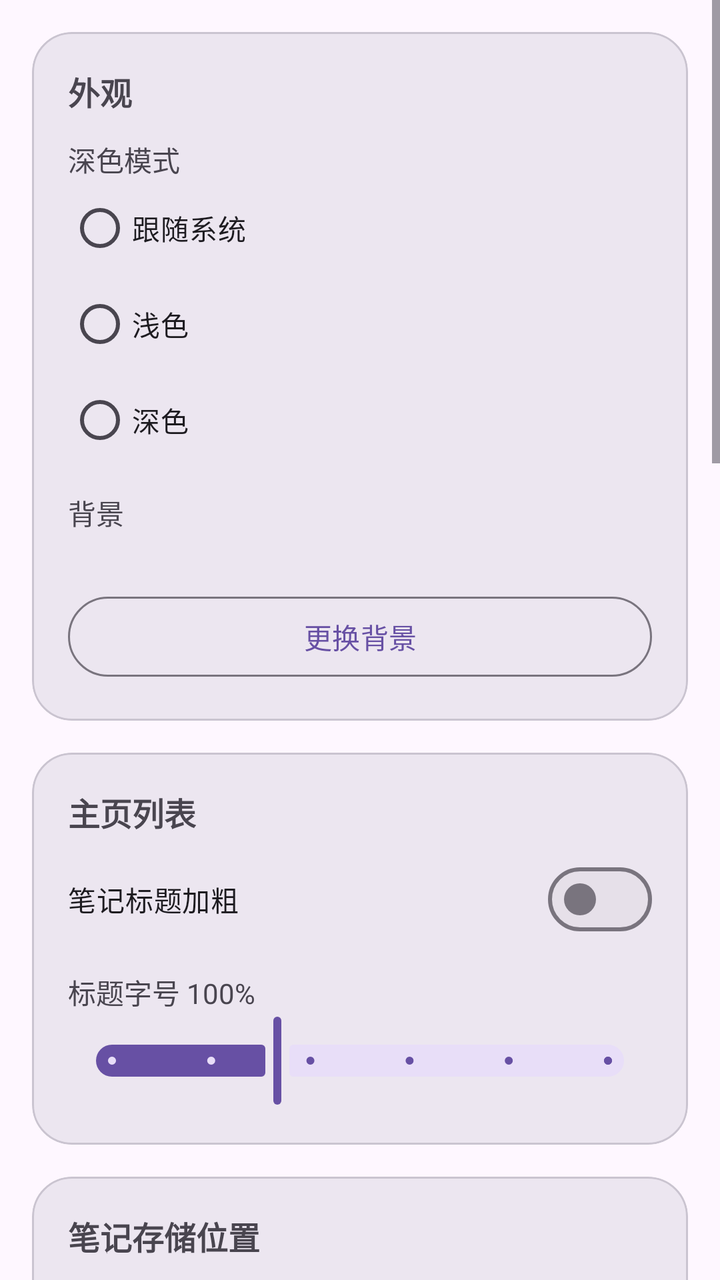
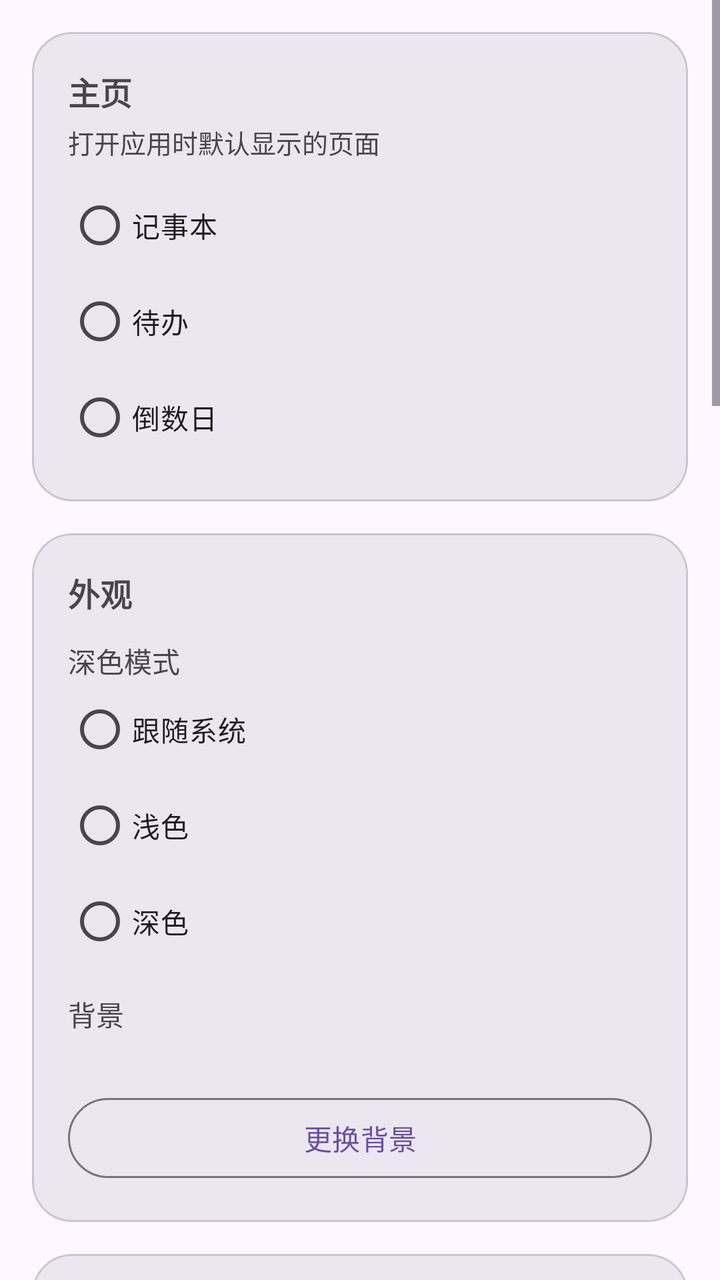

Screens rendered from an Android XML layout before and after an edit, with the pre-edit source and the edit as a unified diff.
<!-- AndroidManifest.xml: application theme Theme.Notebook -->
<!-- res/layout/fragment_settings.xml -->
<?xml version="1.0" encoding="utf-8"?>
<LinearLayout xmlns:android="http://schemas.android.com/apk/res/android"
    xmlns:app="http://schemas.android.com/apk/res-auto"
    android:layout_width="match_parent"
    android:layout_height="match_parent"
    android:orientation="vertical">
    <ScrollView
        android:layout_width="match_parent"
        android:layout_height="match_parent"
        android:fillViewport="true">
        <LinearLayout
            android:layout_width="match_parent"
            android:layout_height="wrap_content"
            android:orientation="vertical"
            android:padding="16dp">
            <com.google.android.material.card.MaterialCardView
                android:layout_width="match_parent"
                android:layout_height="wrap_content"
                app:cardCornerRadius="20dp"
                app:cardElevation="0dp"
                app:cardBackgroundColor="?attr/colorSurfaceContainerHigh">
                <LinearLayout
                    android:layout_width="match_parent"
                    android:layout_height="wrap_content"
                    android:orientation="vertical"
                    android:padding="18dp">
                    <TextView
                        android:layout_width="wrap_content"
                        android:layout_height="wrap_content"
                        android:text="@string/appearance"
                        android:textSize="16sp"
                        android:textStyle="bold" />
                    <TextView
                        android:layout_width="wrap_content"
                        android:layout_height="wrap_content"
                        android:layout_marginTop="12dp"
                        android:text="@string/theme"
                        android:textSize="14sp" />
                    <RadioGroup
                        android:id="@+id/rg_theme"
                        android:layout_width="match_parent"
                        android:layout_height="wrap_content"
                        android:orientation="vertical">
                        <com.google.android.material.radiobutton.MaterialRadioButton
                            android:id="@+id/radio_follow"
                            android:layout_width="match_parent"
                            android:layout_height="wrap_content"
                            android:text="跟随系统" />
                        <com.google.android.material.radiobutton.MaterialRadioButton
                            android:id="@+id/radio_light"
                            android:layout_width="match_parent"
                            android:layout_height="wrap_content"
                            android:text="浅色" />
                        <com.google.android.material.radiobutton.MaterialRadioButton
                            android:id="@+id/radio_dark"
                            android:layout_width="match_parent"
                            android:layout_height="wrap_content"
                            android:text="深色" />
                    </RadioGroup>
                    <TextView
                        android:layout_width="wrap_content"
                        android:layout_height="wrap_content"
                        android:layout_marginTop="12dp"
                        android:text="@string/background"
                        android:textSize="14sp" />
                    <TextView
                        android:id="@+id/tv_bg_name"
                        android:layout_width="match_parent"
                        android:layout_height="wrap_content"
                        android:textSize="13sp" />
                    <com.google.android.material.button.MaterialButton
                        android:id="@+id/btn_background"
                        style="@style/Widget.Material3.Button.OutlinedButton"
                        android:layout_width="match_parent"
                        android:layout_height="wrap_content"
                        android:layout_marginTop="10dp"
                        android:text="@string/pick_background" />
                </LinearLayout>
            </com.google.android.material.card.MaterialCardView>
            <com.google.android.material.card.MaterialCardView
                android:layout_width="match_parent"
                android:layout_height="wrap_content"
                android:layout_marginTop="16dp"
                app:cardCornerRadius="20dp"
                app:cardElevation="0dp"
                app:cardBackgroundColor="?attr/colorSurfaceContainerHigh">
                <LinearLayout
                    android:layout_width="match_parent"
                    android:layout_height="wrap_content"
                    android:orientation="vertical"
                    android:padding="18dp">
                    <TextView
                        android:layout_width="wrap_content"
                        android:layout_height="wrap_content"
                        android:text="主页列表"
                        android:textSize="16sp"
                        android:textStyle="bold" />
                    <com.google.android.material.materialswitch.MaterialSwitch
                        android:id="@+id/sw_title_bold"
                        android:layout_width="match_parent"
                        android:layout_height="wrap_content"
                        android:layout_marginTop="8dp"
                        android:text="笔记标题加粗" />
                    <TextView
                        android:id="@+id/tv_scale_value"
                        android:layout_width="wrap_content"
                        android:layout_height="wrap_content"
                        android:layout_marginTop="12dp"
                        android:text="标题字号 100%"
                        android:textSize="14sp" />
                    <com.google.android.material.slider.Slider
                        android:id="@+id/slider_scale"
                        android:layout_width="match_parent"
                        android:layout_height="wrap_content"
                        android:stepSize="0.1"
                        android:value="1.0"
                        android:valueFrom="0.8"
                        android:valueTo="1.4" />
                </LinearLayout>
            </com.google.android.material.card.MaterialCardView>
            <com.google.android.material.card.MaterialCardView
                android:layout_width="match_parent"
                android:layout_height="wrap_content"
                android:layout_marginTop="16dp"
                app:cardCornerRadius="20dp"
                app:cardElevation="0dp"
                app:cardBackgroundColor="?attr/colorSurfaceContainerHigh">
                <LinearLayout
                    android:layout_width="match_parent"
                    android:layout_height="wrap_content"
                    android:orientation="vertical"
                    android:padding="18dp">
                    <TextView
                        android:layout_width="wrap_content"
                        android:layout_height="wrap_content"
                        android:text="笔记存储位置"
                        android:textSize="16sp"
                        android:textStyle="bold" />
                    <TextView
                        android:layout_width="match_parent"
                        android:layout_height="wrap_content"
                        android:layout_marginTop="8dp"
                        android:text="当前位置"
                        android:textSize="13sp" />
                    <TextView
                        android:id="@+id/tv_location"
                        android:layout_width="match_parent"
                        android:layout_height="wrap_content"
                        android:text="应用内部存储"
                        android:textSize="14sp" />
                    <com.google.android.material.button.MaterialButton
                        android:id="@+id/btn_pick_folder"
                        android:layout_width="match_parent"
                        android:layout_height="wrap_content"
                        android:layout_marginTop="14dp"
                        android:text="选择文件夹" />
                    <com.google.android.material.button.MaterialButton
                        android:id="@+id/btn_reset_folder"
                        style="@style/Widget.Material3.Button.OutlinedButton"
                        android:layout_width="match_parent"
                        android:layout_height="wrap_content"
                        android:layout_marginTop="8dp"
                        android:text="恢复为应用内部存储" />
                </LinearLayout>
            </com.google.android.material.card.MaterialCardView>
            <com.google.android.material.card.MaterialCardView
                android:layout_width="match_parent"
                android:layout_height="wrap_content"
                android:layout_marginTop="16dp"
                app:cardCornerRadius="20dp"
                app:cardElevation="0dp"
                app:cardBackgroundColor="?attr/colorSurfaceContainerHigh">
                <LinearLayout
                    android:layout_width="match_parent"
                    android:layout_height="wrap_content"
                    android:orientation="vertical"
                    android:padding="18dp">
                    <TextView
                        android:layout_width="wrap_content"
                        android:layout_height="wrap_content"
                        android:text="隐私笔记"
                        android:textSize="16sp"
                        android:textStyle="bold" />
                    <TextView
                        android:id="@+id/tv_privacy_state"
                        android:layout_width="match_parent"
                        android:layout_height="wrap_content"
                        android:layout_marginTop="8dp"
                        android:text="当前方式：未设置"
                        android:textSize="14sp" />
                    <TextView
                        android:layout_width="match_parent"
                        android:layout_height="wrap_content"
                        android:layout_marginTop="4dp"
                        android:text="在主页下拉可进入隐私笔记；重置密码需先验证旧密码或手机锁屏密码"
                        android:textSize="13sp" />
                    <com.google.android.material.button.MaterialButton
                        android:id="@+id/btn_reset_privacy"
                        style="@style/Widget.Material3.Button.OutlinedButton"
                        android:layout_width="match_parent"
                        android:layout_height="wrap_content"
                        android:layout_marginTop="14dp"
                        android:text="重置隐私笔记密码" />
                </LinearLayout>
            </com.google.android.material.card.MaterialCardView>
            <com.google.android.material.card.MaterialCardView
                android:layout_width="match_parent"
                android:layout_height="wrap_content"
                android:layout_marginTop="16dp"
                app:cardCornerRadius="20dp"
                app:cardElevation="0dp"
                app:cardBackgroundColor="?attr/colorSurfaceContainerHigh">
                <LinearLayout
                    android:layout_width="match_parent"
                    android:layout_height="wrap_content"
                    android:orientation="vertical"
                    android:padding="18dp">
                    <TextView
                        android:layout_width="wrap_content"
                        android:layout_height="wrap_content"
                        android:text="整机备份"
                        android:textSize="16sp"
                        android:textStyle="bold" />
                    <TextView
                        android:layout_width="match_parent"
                        android:layout_height="wrap_content"
                        android:layout_marginTop="6dp"
                        android:text="导出为 .mori 文件；导出隐私笔记或全部笔记需先验证隐私密码，并为文件设置 8 位数字密码。导入只接受 .mori 文件。"
                        android:textSize="13sp" />
                    <com.google.android.material.button.MaterialButton
                        android:id="@+id/btn_export_notes"
                        android:layout_width="match_parent"
                        android:layout_height="wrap_content"
                        android:layout_marginTop="14dp"
                        android:text="整机笔记导出" />
                    <com.google.android.material.button.MaterialButton
                        android:id="@+id/btn_import_notes"
                        style="@style/Widget.Material3.Button.OutlinedButton"
                        android:layout_width="match_parent"
                        android:layout_height="wrap_content"
                        android:layout_marginTop="8dp"
                        android:text="整机笔记导入" />
                </LinearLayout>
            </com.google.android.material.card.MaterialCardView>
            <com.google.android.material.card.MaterialCardView
                android:layout_width="match_parent"
                android:layout_height="wrap_content"
                android:layout_marginTop="16dp"
                app:cardCornerRadius="20dp"
                app:cardElevation="0dp"
                app:cardBackgroundColor="?attr/colorSurfaceContainerHigh">
                <LinearLayout
                    android:layout_width="match_parent"
                    android:layout_height="wrap_content"
                    android:orientation="vertical"
                    android:padding="18dp">
                    <TextView
                        android:layout_width="wrap_content"
                        android:layout_height="wrap_content"
                        android:text="倒数日卡片"
                        android:textSize="16sp"
                        android:textStyle="bold" />
                    <TextView
                        android:layout_width="match_parent"
                        android:layout_height="wrap_content"
                        android:layout_marginTop="6dp"
                        android:text="日切时间决定几点算「新的一天」；卡片可设背景图，蒙版强度控制图上黑色遮罩。"
                        android:textSize="13sp" />
                    <com.google.android.material.button.MaterialButton
                        android:id="@+id/btn_day_start"
                        style="@style/Widget.Material3.Button.OutlinedButton"
                        android:layout_width="match_parent"
                        android:layout_height="wrap_content"
                        android:layout_marginTop="14dp"
                        android:text="日切时间：0 点" />
                    <com.google.android.material.button.MaterialButton
                        android:id="@+id/btn_card_bg"
                        style="@style/Widget.Material3.Button.OutlinedButton"
                        android:layout_width="match_parent"
                        android:layout_height="wrap_content"
                        android:layout_marginTop="8dp"
                        android:text="卡片背景图：未设置" />
                    <com.google.android.material.button.MaterialButton
                        android:id="@+id/btn_card_bg_clear"
                        style="@style/Widget.Material3.Button.TextButton"
                        android:layout_width="match_parent"
                        android:layout_height="wrap_content"
                        android:text="清除背景图" />
                    <TextView
                        android:id="@+id/tv_mask_label"
                        android:layout_width="match_parent"
                        android:layout_height="wrap_content"
                        android:layout_marginTop="12dp"
                        android:text="蒙版强度：40%"
                        android:textSize="14sp" />
                    <com.google.android.material.slider.Slider
                        android:id="@+id/slider_card_mask"
                        android:layout_width="match_parent"
                        android:layout_height="wrap_content"
                        android:valueFrom="0"
                        android:valueTo="80"
                        android:stepSize="5"
                        android:value="40" />
                </LinearLayout>
            </com.google.android.material.card.MaterialCardView>
            <com.google.android.material.button.MaterialButton
                android:id="@+id/btn_licenses"
                style="@style/Widget.Material3.Button.OutlinedButton"
                android:layout_width="match_parent"
                android:layout_height="wrap_content"
                android:layout_marginTop="16dp"
                android:text="第三方开源许可" />
            <TextView
                android:id="@+id/tv_version"
                android:layout_width="match_parent"
                android:layout_height="wrap_content"
                android:layout_marginTop="20dp"
                android:layout_marginBottom="8dp"
                android:gravity="center"
                android:textSize="12sp"
                android:text="版本" />
        </LinearLayout>
    </ScrollView>
</LinearLayout>
<!-- resources referenced by this layout -->
<resources>
  <string name="appearance">外观</string>
  <string name="background">背景</string>
  <string name="pick_background">更换背景</string>
  <string name="theme">深色模式</string>
  <style name="Theme.Notebook" parent="Theme.Material3.DayNight.NoActionBar">
          <item name="colorPrimary">@color/md_primary</item>
          <item name="colorOnPrimary">@color/md_on_primary</item>
          <item name="colorPrimaryContainer">@color/md_primary_container</item>
          <item name="colorOnPrimaryContainer">@color/md_on_primary_container</item>
          <item name="colorSecondary">@color/md_secondary</item>
          <item name="android:colorBackground">@color/md_surface</item>
          <item name="colorSurface">@color/md_surface</item>
          <item name="colorSurfaceContainer">@color/md_surface_container</item>
          <item name="colorSurfaceContainerHigh">@color/md_surface_container_high</item>
          <item name="colorOnSurface">@color/md_on_surface</item>
          <item name="colorOnSurfaceVariant">@color/md_on_surface_variant</item>
          <item name="colorOutline">@color/md_outline</item>
          <item name="android:statusBarColor">@android:color/transparent</item>
          <item name="android:navigationBarColor">@android:color/transparent</item>
          <item name="android:windowLayoutInDisplayCutoutMode">shortEdges</item>
          <item name="android:windowDrawsSystemBarBackgrounds">true</item>
          <item name="android:windowLightStatusBar">true</item>
      </style>
  <color name="md_primary">#6750A4</color>
  <color name="md_on_primary">#FFFFFF</color>
  <color name="md_primary_container">#EADDFF</color>
  <color name="md_on_primary_container">#21005D</color>
  <color name="md_secondary">#625B71</color>
  <color name="md_surface">#FEF7FF</color>
  <color name="md_surface_container">#F3EDF7</color>
  <color name="md_surface_container_high">#ECE6F0</color>
  <color name="md_on_surface">#1D1B20</color>
  <color name="md_on_surface_variant">#49454F</color>
  <color name="md_outline">#79747E</color>
</resources>

<!-- the commit's change to res/layout/fragment_settings.xml (unified diff, before → after) -->
@@ -27,6 +27,54 @@
                     <TextView
                         android:layout_width="wrap_content"
                         android:layout_height="wrap_content"
+                        android:text="主页"
+                        android:textSize="16sp"
+                        android:textStyle="bold" />
+                    <TextView
+                        android:layout_width="match_parent"
+                        android:layout_height="wrap_content"
+                        android:layout_marginTop="4dp"
+                        android:text="打开应用时默认显示的页面"
+                        android:textSize="13sp" />
+                    <RadioGroup
+                        android:id="@+id/rg_start_page"
+                        android:layout_width="match_parent"
+                        android:layout_height="wrap_content"
+                        android:layout_marginTop="8dp"
+                        android:orientation="vertical">
+                        <com.google.android.material.radiobutton.MaterialRadioButton
+                            android:id="@+id/radio_start_notes"
+                            android:layout_width="match_parent"
+                            android:layout_height="wrap_content"
+                            android:text="记事本" />
+                        <com.google.android.material.radiobutton.MaterialRadioButton
+                            android:id="@+id/radio_start_todo"
+                            android:layout_width="match_parent"
+                            android:layout_height="wrap_content"
+                            android:text="待办" />
+                        <com.google.android.material.radiobutton.MaterialRadioButton
+                            android:id="@+id/radio_start_countdown"
+                            android:layout_width="match_parent"
+                            android:layout_height="wrap_content"
+                            android:text="倒数日" />
+                    </RadioGroup>
+                </LinearLayout>
+            </com.google.android.material.card.MaterialCardView>
+            <com.google.android.material.card.MaterialCardView
+                android:layout_width="match_parent"
+                android:layout_height="wrap_content"
+                android:layout_marginTop="16dp"
+                app:cardCornerRadius="20dp"
+                app:cardElevation="0dp"
+                app:cardBackgroundColor="?attr/colorSurfaceContainerHigh">
+                <LinearLayout
+                    android:layout_width="match_parent"
+                    android:layout_height="wrap_content"
+                    android:orientation="vertical"
+                    android:padding="18dp">
+                    <TextView
+                        android:layout_width="wrap_content"
+                        android:layout_height="wrap_content"
                         android:text="@string/appearance"
                         android:textSize="16sp"
                         android:textStyle="bold" />
